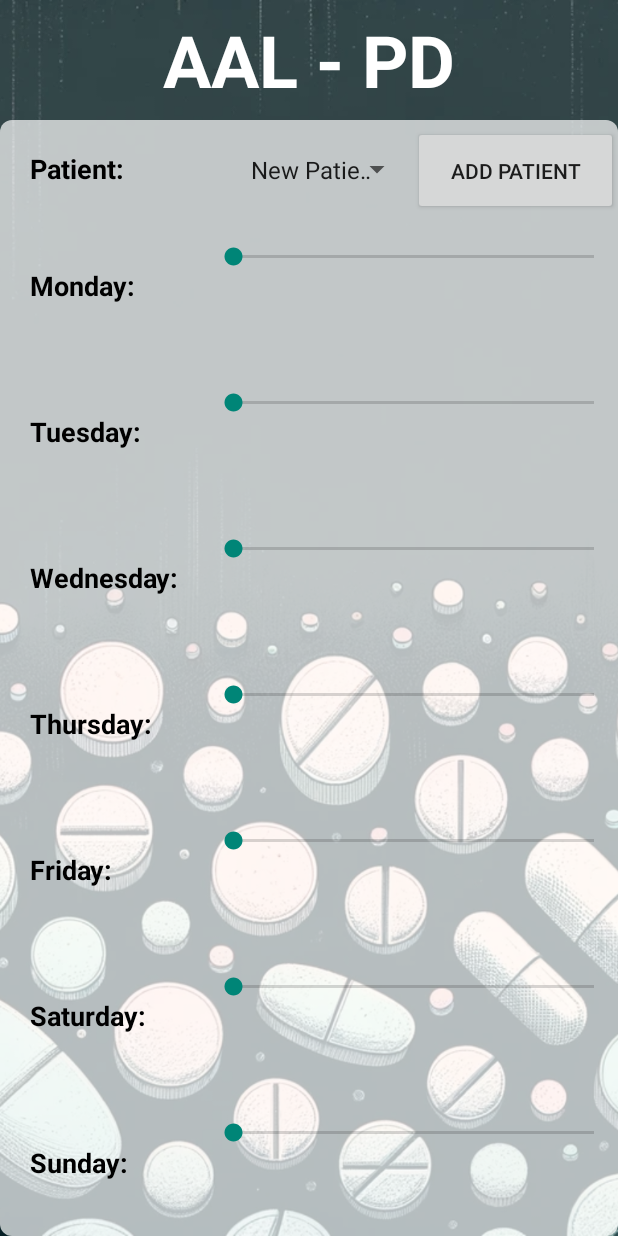
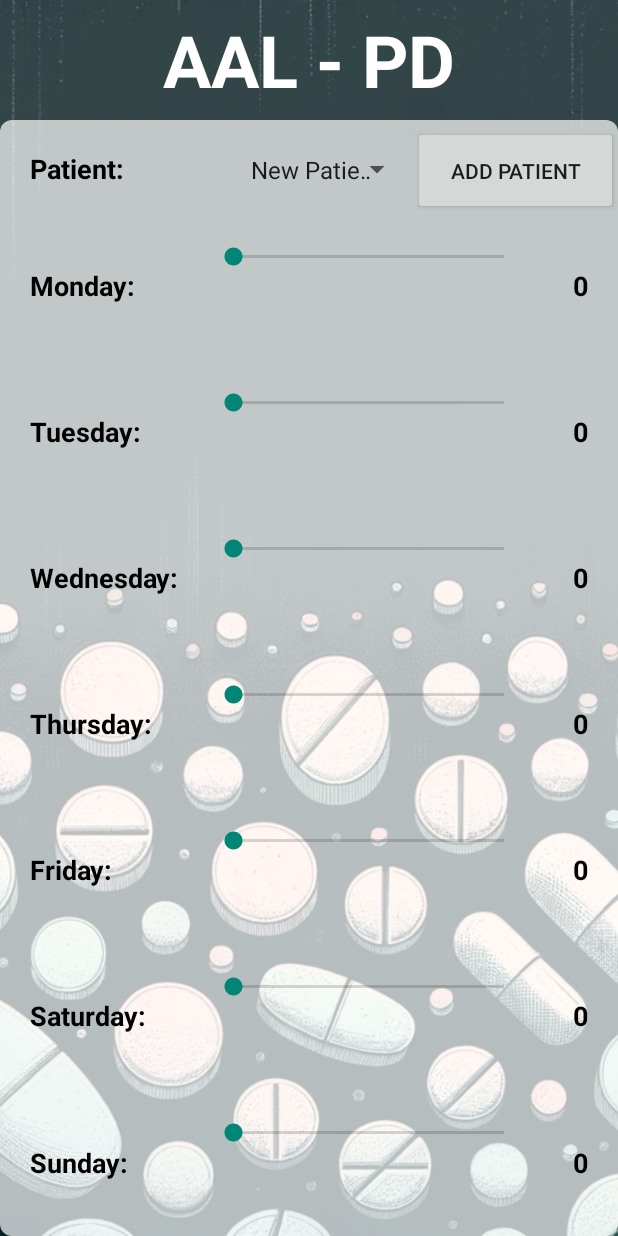
Before and after one commit to code2impress/AALAppDevPillDespenser, an Android app: the docgenqr screen opened directly, with no data from a screen before it, on a phone screen of 412 x 824 dp. Run offline under Robolectric (Android 15) with nearby library versions, the phone set to English and light mode, and no system bars.

Commit message:
Doc UI Numbers added
Just small change with numbers added at the side

```diff
--- a/app/src/main/java/com/example/aal_appdev_pilldespenser/docgenqr.java
+++ b/app/src/main/java/com/example/aal_appdev_pilldespenser/docgenqr.java
@@ -11,6 +11,7 @@ import android.widget.Button;
 import android.widget.EditText;
 import android.widget.SeekBar;
 import android.widget.Spinner;
+import android.widget.TextView;
 import android.widget.Toast;
 import java.util.ArrayList;
 import java.util.List;
@@ -21,6 +22,7 @@ public class docgenqr extends AppCompatActivity {
     private SeekBar mondaySlider, tuesdaySlider, wednesdaySlider, thursdaySlider, fridaySlider, saturdaySlider, sundaySlider;
     private Spinner patientSpinner;
     private Button addPatientButton;
+    private TextView mondayValue, tuesdayValue, wednesdayValue, thursdayValue, fridayValue, saturdayValue, sundayValue;
 
     @Override
     protected void onCreate(Bundle savedInstanceState) {
@@ -37,6 +39,15 @@ public class docgenqr extends AppCompatActivity {
         sundaySlider = findViewById(R.id.sundaySlider);
         patientSpinner = findViewById(R.id.patientSpinner);
         addPatientButton = findViewById(R.id.addPatientButton);
+
+        // Initialize TextViews for displaying SeekBar values
+        mondayValue = findViewById(R.id.mondayValue);
+        tuesdayValue = findViewById(R.id.tuesdayValue);
+        wednesdayValue = findViewById(R.id.wednesdayValue);
+        thursdayValue = findViewById(R.id.thursdayValue);
+        fridayValue = findViewById(R.id.fridayValue);
+        saturdayValue = findViewById(R.id.saturdayValue);
+        sundayValue = findViewById(R.id.sundayValue);
 
         initializeSpinner();
 
@@ -62,7 +73,37 @@ public class docgenqr extends AppCompatActivity {
             public void onNothingSelected(AdapterView<?> parent) {
             }
         });
+
+        // Set SeekBar change listeners to update the TextViews
+        setSeekBarChangeListener(mondaySlider, mondayValue);
+        setSeekBarChangeListener(tuesdaySlider, tuesdayValue);
+        setSeekBarChangeListener(wednesdaySlider, wednesdayValue);
+        setSeekBarChangeListener(thursdaySlider, thursdayValue);
+        setSeekBarChangeListener(fridaySlider, fridayValue);
+        setSeekBarChangeListener(saturdaySlider, saturdayValue);
+        setSeekBarChangeListener(sundaySlider, sundayValue);
     }
+
+    private void setSeekBarChangeListener(SeekBar seekBar, final TextView textView) {
+        seekBar.setOnSeekBarChangeListener(new SeekBar.OnSeekBarChangeListener() {
+            @Override
+            public void onProgressChanged(SeekBar seekBar, int progress, boolean fromUser) {
+                // Update the corresponding TextView with the current progress
+                textView.setText(String.valueOf(progress));
+            }
+
+            @Override
+            public void onStartTrackingTouch(SeekBar seekBar) {
+                // Not needed for this example
+            }
+
+            @Override
+            public void onStopTrackingTouch(SeekBar seekBar) {
+                // Not needed for this example
+            }
+        });
+    }
+
 
     private void initializeSpinner() {
         List<String> patients = new ArrayList<>();
--- a/app/src/main/res/layout/activity_docgenqr.xml
+++ b/app/src/main/res/layout/activity_docgenqr.xml
@@ -91,6 +91,16 @@
                 <SeekBar
                     style="@style/AppSeekBar"
                     android:id="@+id/mondaySlider" />
+
+                <!-- TextView to display the current value of Monday SeekBar -->
+                <TextView
+                    style="@style/AppTextView"
+                    android:id="@+id/mondayValue"
+                    android:layout_width="wrap_content"
+                    android:layout_height="wrap_content"
+                    android:gravity="center_vertical"
+                    android:layout_marginStart="10dp"
+                    android:text="0" />
             </TableRow>
 
             <!-- Tuesday -->
@@ -106,6 +116,16 @@
                 <SeekBar
                     style="@style/AppSeekBar"
                     android:id="@+id/tuesdaySlider" />
+
+                <!-- TextView to display the current value of Tuesday SeekBar -->
+                <TextView
+                    style="@style/AppTextView"
+                    android:id="@+id/tuesdayValue"
+                    android:layout_width="wrap_content"
+                    android:layout_height="wrap_content"
+                    android:gravity="center_vertical"
+                    android:layout_marginStart="10dp"
+                    android:text="0" />
             </TableRow>
 
             <!-- Wednesday -->
@@ -121,6 +141,16 @@
                 <SeekBar
                     style="@style/AppSeekBar"
                     android:id="@+id/wednesdaySlider" />
+
+                <!-- TextView to display the current value of Wednesday SeekBar -->
+                <TextView
+                    style="@style/AppTextView"
+                    android:id="@+id/wednesdayValue"
+                    android:layout_width="wrap_content"
+                    android:layout_height="wrap_content"
+                    android:gravity="center_vertical"
+                    android:layout_marginStart="10dp"
+                    android:text="0" />
             </TableRow>
 
             <!-- Thursday -->
@@ -136,6 +166,16 @@
                 <SeekBar
                     style="@style/AppSeekBar"
                     android:id="@+id/thursdaySlider" />
+
+                <!-- TextView to display the current value of Thursday SeekBar -->
+                <TextView
+                    style="@style/AppTextView"
+                    android:id="@+id/thursdayValue"
+                    android:layout_width="wrap_content"
+                    android:layout_height="wrap_content"
+                    android:gravity="center_vertical"
+                    android:layout_marginStart="10dp"
+                    android:text="0" />
             </TableRow>
 
             <!-- Friday -->
@@ -151,6 +191,16 @@
                 <SeekBar
                     style="@style/AppSeekBar"
                     android:id="@+id/fridaySlider" />
+
+                <!-- TextView to display the current value of Friday SeekBar -->
+                <TextView
+                    style="@style/AppTextView"
+                    android:id="@+id/fridayValue"
+                    android:layout_width="wrap_content"
+                    android:layout_height="wrap_content"
+                    android:gravity="center_vertical"
+                    android:layout_marginStart="10dp"
+                    android:text="0" />
             </TableRow>
 
             <!-- Saturday -->
@@ -166,6 +216,16 @@
                 <SeekBar
                     style="@style/AppSeekBar"
                     android:id="@+id/saturdaySlider" />
+
+                <!-- TextView to display the current value of Saturday SeekBar -->
+                <TextView
+                    style="@style/AppTextView"
+                    android:id="@+id/saturdayValue"
+                    android:layout_width="wrap_content"
+                    android:layout_height="wrap_content"
+                    android:gravity="center_vertical"
+                    android:layout_marginStart="10dp"
+                    android:text="0" />
             </TableRow>
 
             <!-- Sunday -->
@@ -181,6 +241,16 @@
                 <SeekBar
                     style="@style/AppSeekBar"
                     android:id="@+id/sundaySlider" />
+
+                <!-- TextView to display the current value of Sunday SeekBar -->
+                <TextView
+                    style="@style/AppTextView"
+                    android:id="@+id/sundayValue"
+                    android:layout_width="wrap_content"
+                    android:layout_height="wrap_content"
+                    android:gravity="center_vertical"
+                    android:layout_marginStart="10dp"
+                    android:text="0" />
             </TableRow>
 
         </TableLayout>
--- a/app/src/main/res/values/styles.xml
+++ b/app/src/main/res/values/styles.xml
@@ -13,7 +13,7 @@
     <style name="AppSeekBar">
         <item name="android:layout_width">0dp</item>
         <item name="android:layout_height">wrap_content</item>
-        <item name="android:layout_weight">1</item>
+        <item name="android:layout_weight">0.75</item>
         <item name="android:max">10</item>
         <item name="android:padding">20dp</item>
     </style>
```
